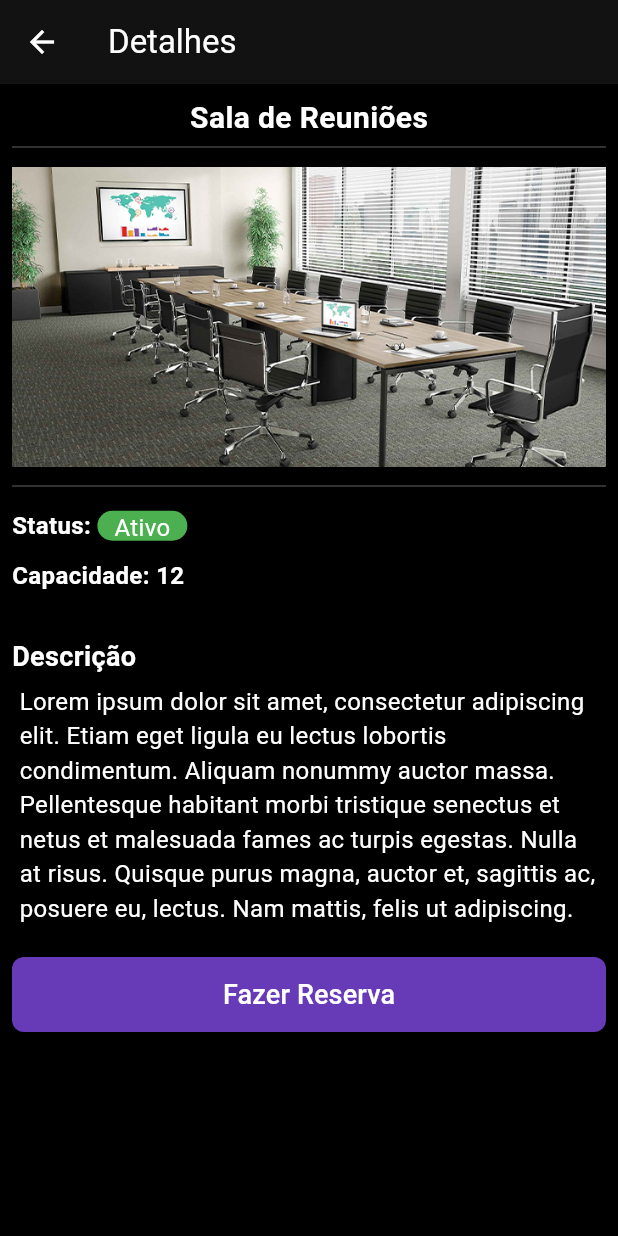
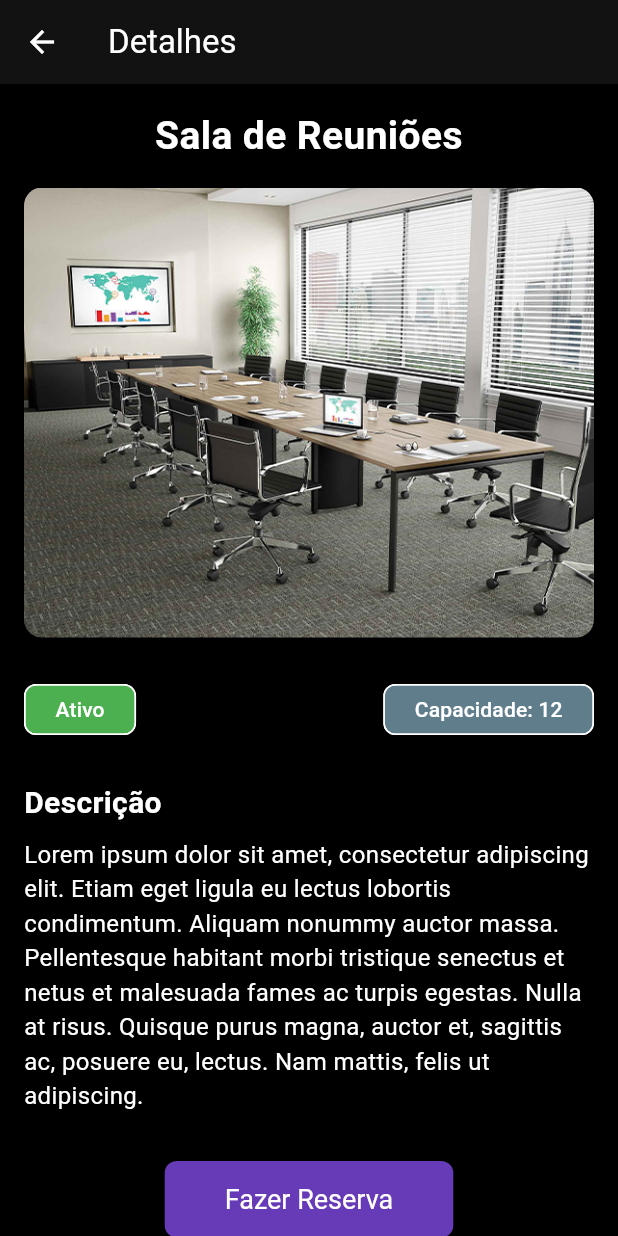
Before and after one commit to CarlosDVSS/Locate_app, a Flutter app: the screen it shows after launch, after a tap on "Sala de Reuniões", on a phone screen of 412 x 824 dp. Run offline on Flutter 3.47's test engine with Material 3 defaults, Android fonts, the light colour scheme and no system bars; our stand-ins replace firebase_auth, firebase_core, flutter_riverpod, google_sign_in; accounts and stored records are empty.

Commit message:
Atualizações nas telas de detalhes e layout

```diff
--- a/lib/screens/login.dart
+++ b/lib/screens/login.dart
@@ -118,6 +118,8 @@ class _LoginScreenState extends State<LoginScreen> {
         child: Center(
           child: ConstrainedBox(
             constraints: const BoxConstraints(maxWidth: 400),
+            child: Padding(
+              padding: const EdgeInsets.symmetric(horizontal: 16.0),
               child: Container(
                 padding: const EdgeInsets.all(20),
                 decoration: BoxDecoration(
@@ -247,6 +249,7 @@ class _LoginScreenState extends State<LoginScreen> {
             ),
           ),
         ),
+      ),
     );
   }
 }
--- a/lib/screens/register.dart
+++ b/lib/screens/register.dart
@@ -69,6 +69,8 @@ class _RegisterScreenState extends State<RegisterScreen> {
           ),
         ),
         child: Center(
+          child: SingleChildScrollView(
+            padding: const EdgeInsets.symmetric(horizontal: 16.0),
             child: ConstrainedBox(
               constraints: const BoxConstraints(maxWidth: 400),
               child: Container(
@@ -181,6 +183,7 @@ class _RegisterScreenState extends State<RegisterScreen> {
             ),
           ),
         ),
+      ),
     );
   }
 }
--- a/lib/screens/space_description_screen.dart
+++ b/lib/screens/space_description_screen.dart
@@ -24,8 +24,11 @@ class SpaceDescription extends StatelessWidget {
         title: const Text('Detalhes'),
       ),
       body: SingleChildScrollView(
+        child: Center(
+          child: ConstrainedBox(
+            constraints: const BoxConstraints(maxWidth: 800),
             child: Padding(
-          padding: const EdgeInsets.all(8),
+              padding: const EdgeInsets.all(16),
               child: Column(
                 crossAxisAlignment: CrossAxisAlignment.start,
                 children: [
@@ -33,92 +36,90 @@ class SpaceDescription extends StatelessWidget {
                     child: Text(
                       name,
                       style: const TextStyle(
-                    fontSize: 20,
+                        fontSize: 26,
                         fontWeight: FontWeight.bold,
                       ),
+                      textAlign: TextAlign.center,
                     ),
                   ),
-
-              Divider(height: 10, color: Colors.grey[800]),
-              const SizedBox(height: 8),
-
-              Image.asset(
+                  const SizedBox(height: 16),
+                  ClipRRect(
+                    borderRadius: BorderRadius.circular(12),
+                    child: Image.asset(
                       imageUri,
                       width: double.infinity,
-                height: 200,
+                      height: 300,
                       fit: BoxFit.cover,
                     ),
-
+                  ),
+                  const SizedBox(height: 24),
+                  Row(
+                    mainAxisAlignment: MainAxisAlignment.spaceBetween,
+                    children: [
+                      _buildStatusChip(active),
+                      _buildCapacityChip(capacity),
+                    ],
+                  ),
+                  const SizedBox(height: 24),
+                  const Text(
+                    'Descrição',
+                    style: TextStyle(fontSize: 20, fontWeight: FontWeight.bold),
+                  ),
                   const SizedBox(height: 8),
-              Divider(height: 10, color: Colors.grey[800],),
-
-              Padding(
-                padding: const EdgeInsets.symmetric(vertical: 10),
-                child: Row(
-                  children: [
-                    const Text(
-                      'Status: ',
-                      style: TextStyle(fontSize: 16, fontWeight: FontWeight.bold),
+                  Text(
+                    description,
+                    style: const TextStyle(fontSize: 16),
                   ),
-                    Container(
-                      height: 20,
-                      width: 60,
-                      decoration: BoxDecoration(
-                        borderRadius: BorderRadius.circular(10),
-                        color: active ? Colors.green : Colors.red
+                  const SizedBox(height: 32),
+                  Center(
+                    child: ElevatedButton(
+                      onPressed: () {
+                        Navigator.push(
+                          context,
+                          MaterialPageRoute(
+                            builder: (context) => const BookingScreen(),
                           ),
-                      child: Center(
-                        child: Text(
-                          active ? 'Ativo' : 'Inativo'
+                        );
+                      },
+                      style: ElevatedButton.styleFrom(
+                        padding: const EdgeInsets.symmetric(
+                            horizontal: 40, vertical: 15),
+                        textStyle: const TextStyle(fontSize: 18),
+                      ),
+                      child: const Text(
+                        'Fazer Reserva',
+                        style: TextStyle(color: Colors.white),
                       ),
                     ),
                   ),
                 ],
               ),
             ),
-              Padding(
-                padding: const EdgeInsets.only(bottom: 30),
-                child: Text(
-                  'Capacidade: $capacity',
-                  style: const TextStyle(fontSize: 16, fontWeight: FontWeight.bold),
-                )
-              ),
-              const Text(
-                'Descrição',
-                style: TextStyle(fontSize: 18, fontWeight: FontWeight.bold),
-              ),
-              Padding(
-                padding: const EdgeInsets.all(5),
-                child: Text(
-                  description,
-                  style: const TextStyle(fontSize: 16),
-                ),
-              ),
-              Padding(
-                padding: const EdgeInsets.only(top: 16),
-                child: ElevatedButton(
-                  onPressed: (){
-                    Navigator.push(
-                      context,
-                      MaterialPageRoute(builder: (context) => const BookingScreen()
-                    )
-                );
-                  },
-                  child: const Center(
-                    child: Text(
-                      'Fazer Reserva',
-                      style: TextStyle(
-                        color: Colors.white,
-                        fontSize: 18
-                      ),
-                    ),
-                  ),
-                )
-              )
-            ],
           ),
         ),
       ),
     );
   }
+
+  Widget _buildStatusChip(bool active) {
+    return Chip(
+      label: Text(
+        active ? 'Ativo' : 'Inativo',
+        style: const TextStyle(color: Colors.white),
+      ),
+      backgroundColor: active ? Colors.green : Colors.red,
+      padding: const EdgeInsets.symmetric(vertical: 4, horizontal: 12),
+    );
   }
+
+  Widget _buildCapacityChip(int capacity) {
+    return Chip(
+      label: Text(
+        'Capacidade: $capacity',
+        style: const TextStyle(color: Colors.white),
+      ),
+      backgroundColor: Colors.blueGrey,
+      padding: const EdgeInsets.symmetric(vertical: 4, horizontal: 12),
+    );
+  }
+}
```
Lines whose indentation alone changed are shown as unchanged.
